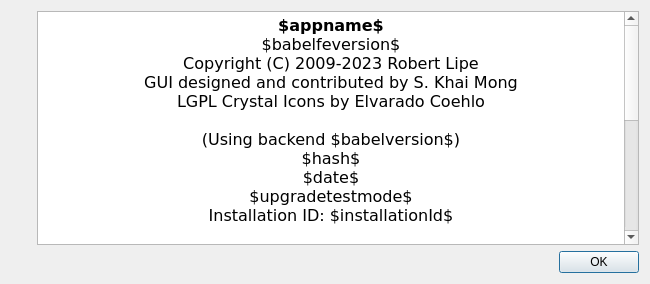
Qt form gui/aboutui.ui (GPSBabel/gpsbabel) before a commit.
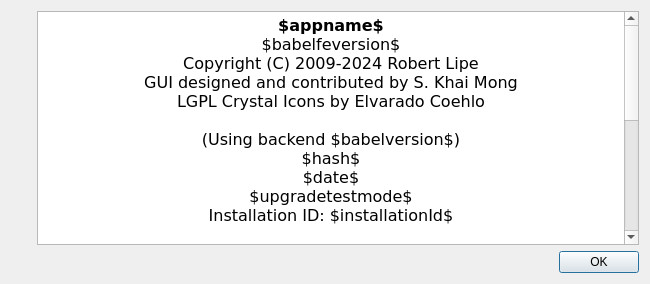
The same form after that commit. Icons and pictures are not drawn.

The edit to the form file:
```diff
--- a/gui/aboutui.ui
+++ b/gui/aboutui.ui
@@ -83,7 +83,7 @@
 &lt;/style&gt;&lt;/head&gt;&lt;body style=&quot; font-family:'DejaVu Sans'; font-size:12pt; font-weight:400; font-style:normal;&quot;&gt;
 &lt;p align=&quot;center&quot; style=&quot; margin-top:0px; margin-bottom:0px; margin-left:0px; margin-right:0px; -qt-block-indent:0; text-indent:0px;&quot;&gt;&lt;span style=&quot; font-weight:600;&quot;&gt;$appname$&lt;/span&gt;&lt;/p&gt;
 &lt;p align=&quot;center&quot; style=&quot; margin-top:0px; margin-bottom:0px; margin-left:0px; margin-right:0px; -qt-block-indent:0; text-indent:0px;&quot;&gt;$babelfeversion$&lt;/p&gt;
-&lt;p align=&quot;center&quot; style=&quot; margin-top:0px; margin-bottom:0px; margin-left:0px; margin-right:0px; -qt-block-indent:0; text-indent:0px;&quot;&gt;Copyright (C) 2009-2023 Robert Lipe&lt;/p&gt;
+&lt;p align=&quot;center&quot; style=&quot; margin-top:0px; margin-bottom:0px; margin-left:0px; margin-right:0px; -qt-block-indent:0; text-indent:0px;&quot;&gt;Copyright (C) 2009-2024 Robert Lipe&lt;/p&gt;
 &lt;p align=&quot;center&quot; style=&quot; margin-top:0px; margin-bottom:0px; margin-left:0px; margin-right:0px; -qt-block-indent:0; text-indent:0px;&quot;&gt;GUI designed and contributed by S. Khai Mong&lt;/p&gt;
 &lt;p align=&quot;center&quot; style=&quot; margin-top:0px; margin-bottom:0px; margin-left:0px; margin-right:0px; -qt-block-indent:0; text-indent:0px;&quot;&gt;LGPL Crystal Icons by Elvarado Coehlo&lt;/p&gt;
 &lt;p align=&quot;center&quot; style=&quot;-qt-paragraph-type:empty; margin-top:0px; margin-bottom:0px; margin-left:0px; margin-right:0px; -qt-block-indent:0; text-indent:0px;&quot;&gt;&lt;br /&gt;&lt;/p&gt;
```
